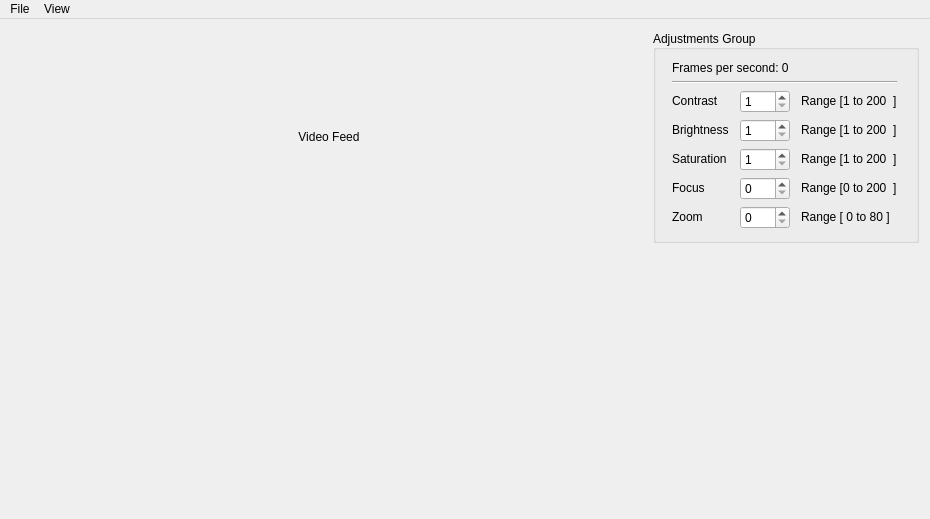
JustasBart/DigitalInspectionAndMeasurement, file mainwindow.ui: the form before one commit.
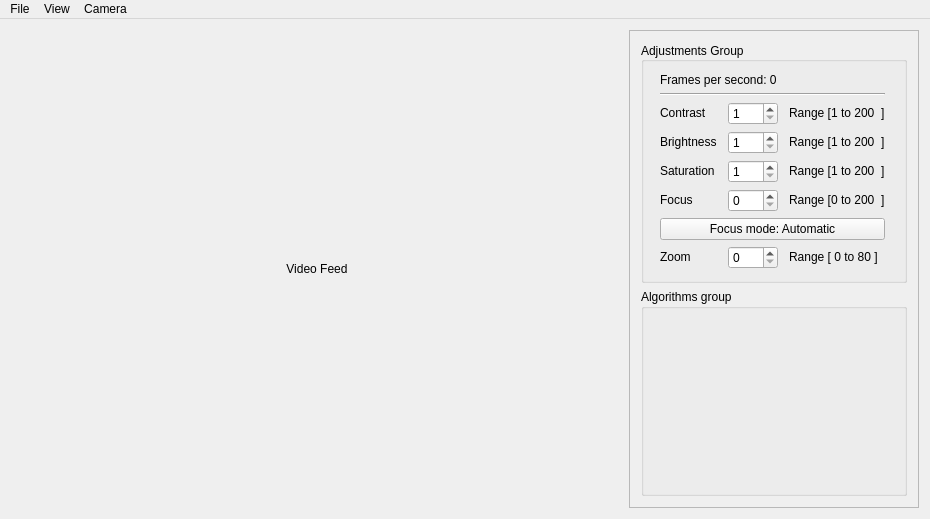
The form after the commit.

```diff
--- a/mainwindow.ui
+++ b/mainwindow.ui
@@ -19,6 +19,9 @@
   <property name="windowTitle">
    <string>MainWindow</string>
   </property>
+  <property name="layoutDirection">
+   <enum>Qt::LeftToRight</enum>
+  </property>
   <property name="documentMode">
    <bool>true</bool>
   </property>
@@ -56,13 +59,28 @@
      </widget>
     </item>
     <item>
-     <widget class="QGroupBox" name="settingsGroup">
+     <widget class="QFrame" name="frame">
       <property name="sizePolicy">
        <sizepolicy hsizetype="Maximum" vsizetype="Minimum">
         <horstretch>0</horstretch>
         <verstretch>0</verstretch>
        </sizepolicy>
       </property>
+      <property name="frameShape">
+       <enum>QFrame::StyledPanel</enum>
+      </property>
+      <property name="frameShadow">
+       <enum>QFrame::Raised</enum>
+      </property>
+      <layout class="QVBoxLayout" name="verticalLayout">
+       <item>
+        <widget class="QGroupBox" name="settingsGroup">
+         <property name="sizePolicy">
+          <sizepolicy hsizetype="Maximum" vsizetype="Maximum">
+           <horstretch>0</horstretch>
+           <verstretch>0</verstretch>
+          </sizepolicy>
+         </property>
       <property name="minimumSize">
        <size>
         <width>266</width>
@@ -84,36 +102,15 @@
       <property name="alignment">
        <set>Qt::AlignLeading|Qt::AlignLeft|Qt::AlignVCenter</set>
       </property>
-      <layout class="QVBoxLayout" name="verticalLayout_3">
-       <property name="sizeConstraint">
-        <enum>QLayout::SetMaximumSize</enum>
-       </property>
-       <item>
         <layout class="QGridLayout" name="gridLayout">
-         <property name="sizeConstraint">
-          <enum>QLayout::SetMaximumSize</enum>
-         </property>
-         <item row="0" column="0" colspan="3">
-          <widget class="QLabel" name="fpsLabel">
+          <item row="8" column="1">
+           <widget class="QSpinBox" name="focusSpinBox">
            <property name="sizePolicy">
             <sizepolicy hsizetype="Maximum" vsizetype="Maximum">
              <horstretch>0</horstretch>
              <verstretch>0</verstretch>
             </sizepolicy>
            </property>
-           <property name="text">
-            <string>Frames per second: 0</string>
-           </property>
-          </widget>
-         </item>
-         <item row="5" column="1">
-          <widget class="QSpinBox" name="spinBox_4">
-           <property name="sizePolicy">
-            <sizepolicy hsizetype="Maximum" vsizetype="Maximum">
-             <horstretch>0</horstretch>
-             <verstretch>0</verstretch>
-            </sizepolicy>
-           </property>
            <property name="minimumSize">
             <size>
              <width>50</width>
@@ -125,42 +122,7 @@
            </property>
           </widget>
          </item>
-         <item row="4" column="1">
-          <widget class="QSpinBox" name="spinBox_3">
-           <property name="sizePolicy">
-            <sizepolicy hsizetype="Maximum" vsizetype="Maximum">
-             <horstretch>0</horstretch>
-             <verstretch>0</verstretch>
-            </sizepolicy>
-           </property>
-           <property name="minimumSize">
-            <size>
-             <width>50</width>
-             <height>0</height>
-            </size>
-           </property>
-           <property name="minimum">
-            <number>1</number>
-           </property>
-           <property name="maximum">
-            <number>200</number>
-           </property>
-          </widget>
-         </item>
-         <item row="2" column="0">
-          <widget class="QLabel" name="contrastLabel">
-           <property name="sizePolicy">
-            <sizepolicy hsizetype="Maximum" vsizetype="Maximum">
-             <horstretch>0</horstretch>
-             <verstretch>0</verstretch>
-            </sizepolicy>
-           </property>
-           <property name="text">
-            <string>Contrast</string>
-           </property>
-          </widget>
-         </item>
-         <item row="5" column="0">
+          <item row="8" column="0">
           <widget class="QLabel" name="focusLabel">
            <property name="sizePolicy">
             <sizepolicy hsizetype="Maximum" vsizetype="Maximum">
@@ -173,62 +135,8 @@
            </property>
           </widget>
          </item>
-         <item row="3" column="1">
-          <widget class="QSpinBox" name="spinBox_2">
-           <property name="sizePolicy">
-            <sizepolicy hsizetype="Maximum" vsizetype="Maximum">
-             <horstretch>0</horstretch>
-             <verstretch>0</verstretch>
-            </sizepolicy>
-           </property>
-           <property name="minimumSize">
-            <size>
-             <width>50</width>
-             <height>0</height>
-            </size>
-           </property>
-           <property name="minimum">
-            <number>1</number>
-           </property>
-           <property name="maximum">
-            <number>200</number>
-           </property>
-          </widget>
-         </item>
-         <item row="4" column="0">
-          <widget class="QLabel" name="saturationLabel">
-           <property name="sizePolicy">
-            <sizepolicy hsizetype="Maximum" vsizetype="Maximum">
-             <horstretch>0</horstretch>
-             <verstretch>0</verstretch>
-            </sizepolicy>
-           </property>
-           <property name="text">
-            <string>Saturation</string>
-           </property>
-          </widget>
-         </item>
          <item row="6" column="1">
-          <widget class="QSpinBox" name="spinBox_5">
-           <property name="sizePolicy">
-            <sizepolicy hsizetype="Maximum" vsizetype="Maximum">
-             <horstretch>0</horstretch>
-             <verstretch>0</verstretch>
-            </sizepolicy>
-           </property>
-           <property name="minimumSize">
-            <size>
-             <width>50</width>
-             <height>0</height>
-            </size>
-           </property>
-           <property name="maximum">
-            <number>80</number>
-           </property>
-          </widget>
-         </item>
-         <item row="2" column="1">
-          <widget class="QSpinBox" name="spinBox">
+           <widget class="QSpinBox" name="brightnesSpinBox">
            <property name="sizePolicy">
             <sizepolicy hsizetype="Maximum" vsizetype="Maximum">
              <horstretch>0</horstretch>
@@ -249,8 +157,8 @@
            </property>
           </widget>
          </item>
-         <item row="3" column="0">
-          <widget class="QLabel" name="BrightnessLabel">
+          <item row="8" column="2">
+           <widget class="QLabel" name="rangeLabel4">
            <property name="sizePolicy">
             <sizepolicy hsizetype="Maximum" vsizetype="Maximum">
              <horstretch>0</horstretch>
@@ -258,24 +166,18 @@
             </sizepolicy>
            </property>
            <property name="text">
-            <string>Brightness</string>
+             <string>Range [0 to 200  ]</string>
            </property>
           </widget>
          </item>
-         <item row="2" column="2">
-          <widget class="QLabel" name="rangeLabel">
-           <property name="sizePolicy">
-            <sizepolicy hsizetype="Maximum" vsizetype="Maximum">
-             <horstretch>0</horstretch>
-             <verstretch>0</verstretch>
-            </sizepolicy>
-           </property>
+          <item row="9" column="0" colspan="3">
+           <widget class="QPushButton" name="focusButton">
            <property name="text">
-            <string>Range [1 to 200  ]</string>
+             <string>Focus mode: Automatic</string>
            </property>
           </widget>
          </item>
-         <item row="6" column="0">
+          <item row="10" column="0">
           <widget class="QLabel" name="zoomLabel">
            <property name="sizePolicy">
             <sizepolicy hsizetype="Maximum" vsizetype="Maximum">
@@ -288,33 +190,39 @@
            </property>
           </widget>
          </item>
-         <item row="4" column="2">
-          <widget class="QLabel" name="rangeLabel3">
-           <property name="sizePolicy">
-            <sizepolicy hsizetype="Maximum" vsizetype="Maximum">
-             <horstretch>0</horstretch>
-             <verstretch>0</verstretch>
-            </sizepolicy>
-           </property>
-           <property name="text">
-            <string>Range [1 to 200  ]</string>
-           </property>
-          </widget>
-         </item>
-         <item row="3" column="2">
-          <widget class="QLabel" name="rangeLabel2">
-           <property name="sizePolicy">
-            <sizepolicy hsizetype="Maximum" vsizetype="Maximum">
-             <horstretch>0</horstretch>
-             <verstretch>0</verstretch>
-            </sizepolicy>
-           </property>
-           <property name="text">
-            <string>Range [1 to 200  ]</string>
-           </property>
-          </widget>
-         </item>
          <item row="6" column="2">
+           <widget class="QLabel" name="rangeLabel2">
+            <property name="sizePolicy">
+             <sizepolicy hsizetype="Maximum" vsizetype="Maximum">
+              <horstretch>0</horstretch>
+              <verstretch>0</verstretch>
+             </sizepolicy>
+            </property>
+            <property name="text">
+             <string>Range [1 to 200  ]</string>
+            </property>
+           </widget>
+          </item>
+          <item row="10" column="1">
+           <widget class="QSpinBox" name="zoomSpinBox">
+            <property name="sizePolicy">
+             <sizepolicy hsizetype="Maximum" vsizetype="Maximum">
+              <horstretch>0</horstretch>
+              <verstretch>0</verstretch>
+             </sizepolicy>
+            </property>
+            <property name="minimumSize">
+             <size>
+              <width>50</width>
+              <height>0</height>
+             </size>
+            </property>
+            <property name="maximum">
+             <number>80</number>
+            </property>
+           </widget>
+          </item>
+          <item row="10" column="2">
           <widget class="QLabel" name="rangeLabel5">
            <property name="sizePolicy">
             <sizepolicy hsizetype="Maximum" vsizetype="Maximum">
@@ -327,8 +235,104 @@
            </property>
           </widget>
          </item>
+          <item row="6" column="0">
+           <widget class="QLabel" name="BrightnessLabel">
+            <property name="sizePolicy">
+             <sizepolicy hsizetype="Maximum" vsizetype="Maximum">
+              <horstretch>0</horstretch>
+              <verstretch>0</verstretch>
+             </sizepolicy>
+            </property>
+            <property name="text">
+             <string>Brightness</string>
+            </property>
+           </widget>
+          </item>
+          <item row="7" column="1">
+           <widget class="QSpinBox" name="saturationSpinBox">
+            <property name="sizePolicy">
+             <sizepolicy hsizetype="Maximum" vsizetype="Maximum">
+              <horstretch>0</horstretch>
+              <verstretch>0</verstretch>
+             </sizepolicy>
+            </property>
+            <property name="minimumSize">
+             <size>
+              <width>50</width>
+              <height>0</height>
+             </size>
+            </property>
+            <property name="minimum">
+             <number>1</number>
+            </property>
+            <property name="maximum">
+             <number>200</number>
+            </property>
+           </widget>
+          </item>
+          <item row="7" column="0">
+           <widget class="QLabel" name="saturationLabel">
+            <property name="sizePolicy">
+             <sizepolicy hsizetype="Maximum" vsizetype="Maximum">
+              <horstretch>0</horstretch>
+              <verstretch>0</verstretch>
+             </sizepolicy>
+            </property>
+            <property name="text">
+             <string>Saturation</string>
+            </property>
+           </widget>
+          </item>
+          <item row="7" column="2">
+           <widget class="QLabel" name="rangeLabel3">
+            <property name="sizePolicy">
+             <sizepolicy hsizetype="Maximum" vsizetype="Maximum">
+              <horstretch>0</horstretch>
+              <verstretch>0</verstretch>
+             </sizepolicy>
+            </property>
+            <property name="text">
+             <string>Range [1 to 200  ]</string>
+            </property>
+           </widget>
+          </item>
+          <item row="5" column="0">
+           <widget class="QLabel" name="contrastLabel">
+            <property name="sizePolicy">
+             <sizepolicy hsizetype="Maximum" vsizetype="Maximum">
+              <horstretch>0</horstretch>
+              <verstretch>0</verstretch>
+             </sizepolicy>
+            </property>
+            <property name="text">
+             <string>Contrast</string>
+            </property>
+           </widget>
+          </item>
+          <item row="5" column="1">
+           <widget class="QSpinBox" name="contrastSpinBox">
+            <property name="sizePolicy">
+             <sizepolicy hsizetype="Maximum" vsizetype="Maximum">
+              <horstretch>0</horstretch>
+              <verstretch>0</verstretch>
+             </sizepolicy>
+            </property>
+            <property name="minimumSize">
+             <size>
+              <width>50</width>
+              <height>0</height>
+             </size>
+            </property>
+            <property name="minimum">
+             <number>1</number>
+            </property>
+            <property name="maximum">
+             <number>200</number>
+            </property>
+           </widget>
+          </item>
          <item row="5" column="2">
-          <widget class="QLabel" name="rangeLabel4">
+           <widget class="QLabel" name="rangeLabel">
            <property name="sizePolicy">
             <sizepolicy hsizetype="Maximum" vsizetype="Maximum">
              <horstretch>0</horstretch>
@@ -336,21 +340,39 @@
             </sizepolicy>
            </property>
            <property name="text">
-            <string>Range [0 to 200  ]</string>
+             <string>Range [1 to 200  ]</string>
            </property>
           </widget>
          </item>
-         <item row="1" column="0" colspan="3">
+          <item row="3" column="0" colspan="3">
           <widget class="Line" name="line">
            <property name="orientation">
             <enum>Qt::Horizontal</enum>
            </property>
           </widget>
          </item>
-        </layout>
+          <item row="1" column="0" colspan="3">
+           <widget class="QLabel" name="fpsLabel">
+            <property name="sizePolicy">
+             <sizepolicy hsizetype="Maximum" vsizetype="Maximum">
+              <horstretch>0</horstretch>
+              <verstretch>0</verstretch>
+             </sizepolicy>
+            </property>
+            <property name="text">
+             <string>Frames per second: 0</string>
+            </property>
+           </widget>
+          </item>
+         </layout>
+        </widget>
        </item>
        <item>
-        <layout class="QVBoxLayout" name="verticalLayout_2"/>
+        <widget class="QGroupBox" name="algorithmsGroup">
+         <property name="title">
+          <string>Algorithms group</string>
+         </property>
+        </widget>
        </item>
       </layout>
      </widget>
@@ -380,8 +402,15 @@
     </property>
     <addaction name="actionFull_screen"/>
    </widget>
+   <widget class="QMenu" name="menuCamera">
+    <property name="title">
+     <string>Camera</string>
+    </property>
+    <addaction name="actionSet_to_defaults"/>
+   </widget>
    <addaction name="File"/>
    <addaction name="menuView"/>
+   <addaction name="menuCamera"/>
   </widget>
   <action name="actionExit">
    <property name="text">
```
Left out of the diff: 25 changed lines with no effect on the pictures. Lines whose indentation alone changed are shown as unchanged.
